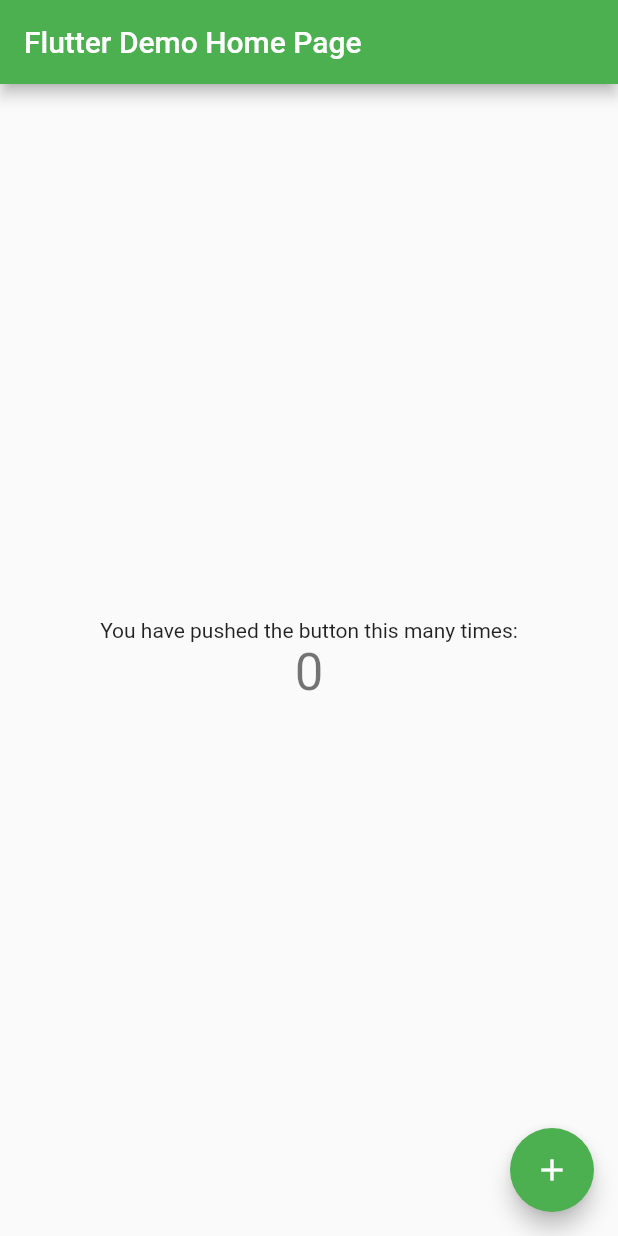
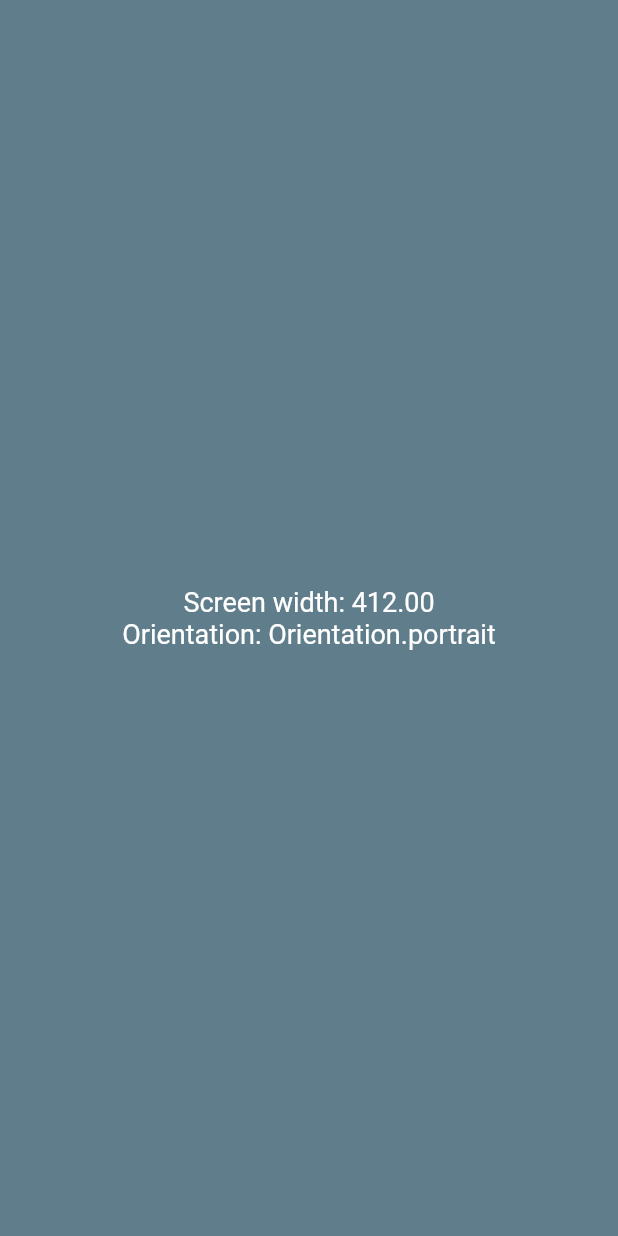
Before and after one commit to samyutomo/learn-basic-flutter, a Flutter app: the screen it shows after launch, on a phone screen of 412 x 824 dp. Run offline on Flutter 3.47's test engine with Material 2 defaults, Android fonts, the phone set to English and light mode, and no system bars.

Commit message:
learn example code 17: Responsive Layout - MediaQuery

```diff
--- a/lib/main.dart
+++ b/lib/main.dart
@@ -7,109 +7,42 @@ void main() {
 class MyApp extends StatelessWidget {
   const MyApp({Key? key}) : super(key: key);
 
-  // This widget is the root of your application.
   @override
   Widget build(BuildContext context) {
     return MaterialApp(
-      title: 'Flutter Demo',
-      theme: ThemeData(
-        // This is the theme of your application.
-        //
-        // Try running your application with "flutter run". You'll see the
-        // application has a blue toolbar. Then, without quitting the app, try
-        // changing the primarySwatch below to Colors.green and then invoke
-        // "hot reload" (press "r" in the console where you ran "flutter run",
-        // or simply save your changes to "hot reload" in a Flutter IDE).
-        // Notice that the counter didn't reset back to zero; the application
-        // is not restarted.
-        primarySwatch: Colors.green,
-      ),
-      home: const MyHomePage(title: 'Flutter Demo Home Page'),
+      title: "Responsive Layout",
+      theme: ThemeData(),
+      home: const HomePage(),
     );
   }
 }
 
-class MyHomePage extends StatefulWidget {
-  const MyHomePage({Key? key, required this.title}) : super(key: key);
-
-  // This widget is the home page of your application. It is stateful, meaning
-  // that it has a State object (defined below) that contains fields that affect
-  // how it looks.
-
-  // This class is the configuration for the state. It holds the values (in this
-  // case the title) provided by the parent (in this case the App widget) and
-  // used by the build method of the State. Fields in a Widget subclass are
-  // always marked "final".
-
-  final String title;
-
-  @override
-  State<MyHomePage> createState() => _MyHomePageState();
-}
-
-class _MyHomePageState extends State<MyHomePage> {
-  int _counter = 0;
-
-  void _incrementCounter() {
-    setState(() {
-      // This call to setState tells the Flutter framework that something has
-      // changed in this State, which causes it to rerun the build method below
-      // so that the display can reflect the updated values. If we changed
-      // _counter without calling setState(), then the build method would not be
-      // called again, and so nothing would appear to happen.
-      _counter++;
-    });
-  }
+class HomePage extends StatelessWidget {
+  const HomePage({Key? key}) : super(key: key);
 
   @override
   Widget build(BuildContext context) {
-    // This method is rerun every time setState is called, for instance as done
-    // by the _incrementCounter method above.
-    //
-    // The Flutter framework has been optimized to make rerunning build methods
-    // fast, so that you can just rebuild anything that needs updating rather
-    // than having to individually change instances of widgets.
+    Size screenSize = MediaQuery.of(context).size;
+    Orientation orientation = MediaQuery.of(context).orientation;
+
     return Scaffold(
-      appBar: AppBar(
-        // Here we take the value from the MyHomePage object that was created by
-        // the App.build method, and use it to set our appbar title.
-        title: Text(widget.title),
+      backgroundColor: Colors.blueGrey,
+      body: Column(
+        mainAxisAlignment: MainAxisAlignment.center,
+        crossAxisAlignment: CrossAxisAlignment.stretch,
+        children: [
+          Text(
+            "Screen width: ${screenSize.width.toStringAsFixed(2)}",
+            style: const TextStyle(color: Colors.white, fontSize: 18),
+            textAlign: TextAlign.center,
+          ),
+          Text(
+            "Orientation: $orientation",
+            style: const TextStyle(color: Colors.white, fontSize: 18),
+            textAlign: TextAlign.center,
+          )
+        ],
       ),
-      body: Center(
-        // Center is a layout widget. It takes a single child and positions it
-        // in the middle of the parent.
-        child: Column(
-          // Column is also a layout widget. It takes a list of children and
-          // arranges them vertically. By default, it sizes itself to fit its
-          // children horizontally, and tries to be as tall as its parent.
-          //
-          // Invoke "debug painting" (press "p" in the console, choose the
-          // "Toggle Debug Paint" action from the Flutter Inspector in Android
-          // Studio, or the "Toggle Debug Paint" command in Visual Studio Code)
-          // to see the wireframe for each widget.
-          //
-          // Column has various properties to control how it sizes itself and
-          // how it positions its children. Here we use mainAxisAlignment to
-          // center the children vertically; the main axis here is the vertical
-          // axis because Columns are vertical (the cross axis would be
-          // horizontal).
-          mainAxisAlignment: MainAxisAlignment.center,
-          children: <Widget>[
-            const Text(
-              'You have pushed the button this many times:',
-            ),
-            Text(
-              '$_counter',
-              style: Theme.of(context).textTheme.headline4,
-            ),
-          ],
-        ),
-      ),
-      floatingActionButton: FloatingActionButton(
-        onPressed: _incrementCounter,
-        tooltip: 'Increment',
-        child: const Icon(Icons.add),
-      ), // This trailing comma makes auto-formatting nicer for build methods.
     );
   }
 }
```
